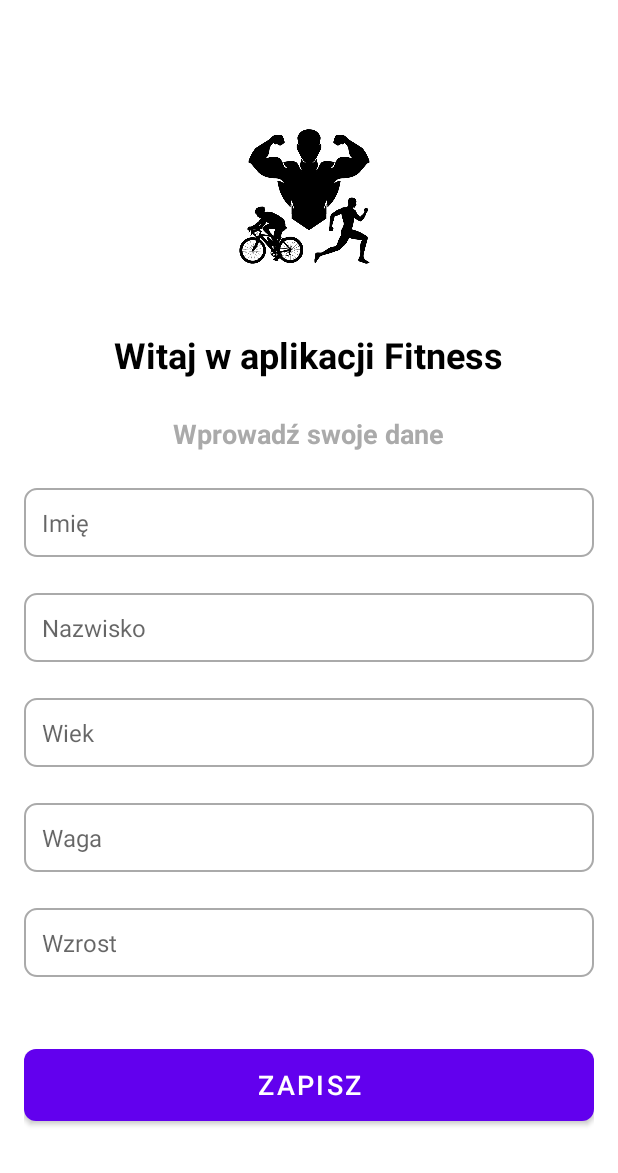
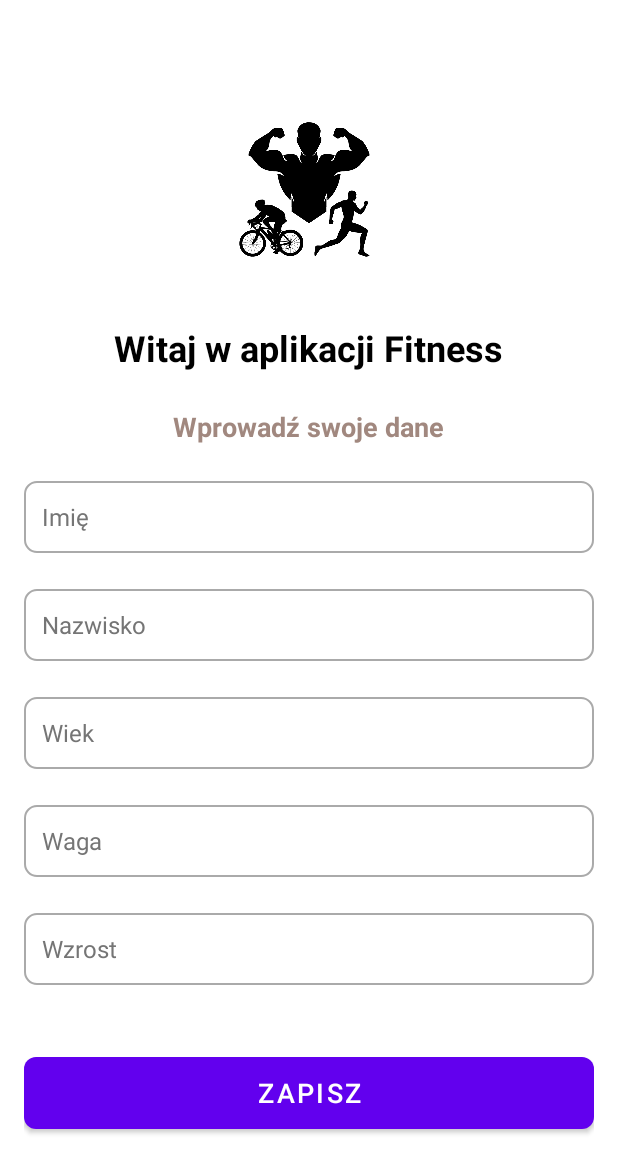
Before and after one commit to H-dymitr/fitness-tracker, an Android app: the layout activity_registration.xml on its own in the app's theme, with its tools: preview values and no code run, on a phone screen of 412 x 824 dp. Shown: the top 1173 px of the screen. Run offline under Robolectric (Android 15) with nearby library versions, the phone set to English and light mode, and no system bars.

Commit message:
Mateusz K
poprawa scroll view

```diff
--- a/app/src/main/java/com/example/fitness/RegistrationActivity.kt
+++ b/app/src/main/java/com/example/fitness/RegistrationActivity.kt
@@ -18,6 +18,7 @@ class RegistrationActivity : AppCompatActivity() {
     override fun onCreate(savedInstanceState: Bundle?) {
         super.onCreate(savedInstanceState)
         setContentView(R.layout.activity_registration)
+        supportActionBar?.hide()
 
         etName = findViewById(R.id.etName)
         etLastname = findViewById(R.id.etLastname)
--- a/app/src/main/res/layout/activity_registration.xml
+++ b/app/src/main/res/layout/activity_registration.xml
@@ -1,102 +1,116 @@
-<ScrollView
-    xmlns:android="http://schemas.android.com/apk/res/android"
-    xmlns:tools="http://schemas.android.com/tools"
+<ScrollView xmlns:android="http://schemas.android.com/apk/res/android"
     android:layout_width="match_parent"
     android:layout_height="match_parent"
     android:fillViewport="true">
+
     <LinearLayout
-    xmlns:android="http://schemas.android.com/apk/res/android"
-    xmlns:tools="http://schemas.android.com/tools"
         android:layout_width="match_parent"
         android:layout_height="match_parent"
+        android:background="@android:color/white"
+        android:gravity="center"
         android:orientation="vertical"
-    android:padding="16dp"
-    android:gravity="center"
-    android:background="@android:color/white">
+        android:padding="16dp">
+
         <ImageView
             android:layout_width="120dp"
             android:layout_height="120dp"
-        android:src="@drawable/intro"
+            android:layout_marginBottom="24dp"
+            android:contentDescription="@string/logo"
             android:scaleType="centerCrop"
-        android:layout_marginBottom="24dp"
-        android:contentDescription="@string/logo" />
+            android:src="@drawable/intro" />
+
         <TextView
             android:layout_width="wrap_content"
             android:layout_height="wrap_content"
+            android:layout_marginBottom="24dp"
             android:text="@string/registration_header"
             android:textColor="@android:color/black"
             android:textSize="24sp"
-        android:textStyle="bold"
-        android:layout_marginBottom="24dp"/>
+            android:textStyle="bold" />
+
         <TextView
             android:layout_width="wrap_content"
             android:layout_height="wrap_content"
+            android:layout_marginBottom="24dp"
             android:text="@string/registration_subheader"
-        android:textColor="@android:color/darker_gray"
+            android:textColor="#A1887F"
             android:textSize="18sp"
-        android:textStyle="bold"
-        android:layout_marginBottom="24dp"/>
+            android:textStyle="bold" />
 
         <EditText
             android:id="@+id/etName"
             android:layout_width="match_parent"
             android:layout_height="wrap_content"
+            android:layout_marginBottom="24dp"
+            android:background="@drawable/edit_text_background"
             android:hint="@string/registration_name"
+            android:minHeight="48dp"
+            android:padding="12dp"
             android:textColor="@android:color/black"
-        android:background="@drawable/edit_text_background"
-        android:padding="12dp"
-        android:textSize="16sp"
-        android:layout_marginBottom="24dp"/>
+            android:textColorHint="#757575"
+            android:textSize="16sp" />
+
         <EditText
             android:id="@+id/etLastname"
             android:layout_width="match_parent"
             android:layout_height="wrap_content"
+            android:layout_marginBottom="24dp"
+            android:background="@drawable/edit_text_background"
             android:hint="@string/registration_lastname"
+            android:minHeight="48dp"
+            android:padding="12dp"
             android:textColor="@android:color/black"
-        android:background="@drawable/edit_text_background"
-        android:padding="12dp"
-        android:textSize="16sp"
-        android:layout_marginBottom="24dp"/>
+            android:textColorHint="#757575"
+            android:textSize="16sp" />
+
         <EditText
             android:id="@+id/etAge"
             android:layout_width="match_parent"
             android:layout_height="wrap_content"
+            android:layout_marginBottom="24dp"
+            android:background="@drawable/edit_text_background"
             android:hint="@string/age"
+            android:minHeight="48dp"
+            android:padding="12dp"
             android:textColor="@android:color/black"
-        android:background="@drawable/edit_text_background"
-        android:padding="12dp"
-        android:textSize="16sp"
-        android:layout_marginBottom="24dp"/>
+            android:textColorHint="#757575"
+            android:textSize="16sp" />
+
         <EditText
             android:id="@+id/etWeight"
             android:layout_width="match_parent"
             android:layout_height="wrap_content"
+            android:layout_marginBottom="24dp"
+            android:background="@drawable/edit_text_background"
             android:hint="@string/weight"
+            android:minHeight="48dp"
+            android:padding="12dp"
             android:textColor="@android:color/black"
-        android:background="@drawable/edit_text_background"
-        android:padding="12dp"
-        android:textSize="16sp"
-        android:layout_marginBottom="24dp"/>
+            android:textColorHint="#757575"
+            android:textSize="16sp" />
+
         <EditText
             android:id="@+id/etHeight"
             android:layout_width="match_parent"
             android:layout_height="wrap_content"
+            android:layout_marginBottom="24dp"
+            android:background="@drawable/edit_text_background"
             android:hint="@string/height"
+            android:minHeight="48dp"
+            android:padding="12dp"
             android:textColor="@android:color/black"
-        android:background="@drawable/edit_text_background"
-        android:padding="12dp"
-        android:textSize="16sp"
-        android:layout_marginBottom="24dp"/>
+            android:textColorHint="#757575"
+            android:textSize="16sp" />
 
         <Button
             android:id="@+id/btnSave"
             android:layout_width="match_parent"
             android:layout_height="wrap_content"
             android:layout_marginTop="24dp"
+            android:background="@drawable/button_background"
             android:text="@string/save_btn_text"
             android:textColor="@android:color/white"
-        android:background="@drawable/button_background"
-        android:textSize="18sp"/>
+            android:textSize="18sp" />
 
     </LinearLayout>
 </ScrollView>
--- a/app/src/main/res/layout/fragment_history.xml
+++ b/app/src/main/res/layout/fragment_history.xml
@@ -51,11 +51,12 @@
         app:layout_constraintTop_toTopOf="parent" />
 
     <ScrollView
+        android:id="@+id/scrollView"
         android:layout_width="match_parent"
-        android:layout_height="wrap_content"
-        android:layout_marginTop="0dp"
+        android:layout_height="0dp"
         android:layout_marginBottom="@dimen/nav_bar_height"
         android:fillViewport="true"
+        app:layout_constraintBottom_toBottomOf="parent"
         app:layout_constraintEnd_toEndOf="parent"
         app:layout_constraintStart_toStartOf="parent"
         app:layout_constraintTop_toBottomOf="@+id/last_actv">
@@ -114,8 +115,8 @@
                 android:id="@+id/activity_time"
                 android:layout_width="wrap_content"
                 android:layout_height="wrap_content"
+                android:layout_marginStart="16dp"
                 android:layout_marginTop="30sp"
-                android:layout_marginStart="16dp"
                 android:alpha="0"
                 android:fontFamily="@font/poppins_medium"
                 android:text="@string/activity_time"
@@ -128,8 +129,8 @@
                 android:id="@+id/route_lenght1"
                 android:layout_width="wrap_content"
                 android:layout_height="wrap_content"
+                android:layout_marginStart="16dp"
                 android:layout_marginTop="5sp"
-                android:layout_marginStart="16dp"
                 android:alpha="0"
                 android:fontFamily="@font/poppins_medium"
                 android:text="@string/route_lenght"
@@ -185,8 +186,8 @@
                 android:id="@+id/activity_time2"
                 android:layout_width="wrap_content"
                 android:layout_height="wrap_content"
+                android:layout_marginStart="16dp"
                 android:layout_marginTop="30sp"
-                android:layout_marginStart="16dp"
                 android:alpha="0"
                 android:fontFamily="@font/poppins_medium"
                 android:text="@string/activity_time"
@@ -199,8 +200,8 @@
                 android:id="@+id/route_lenght2"
                 android:layout_width="wrap_content"
                 android:layout_height="wrap_content"
+                android:layout_marginStart="16dp"
                 android:layout_marginTop="5sp"
-                android:layout_marginStart="16dp"
                 android:alpha="0"
                 android:fontFamily="@font/poppins_medium"
                 android:text="@string/route_lenght"
@@ -256,8 +257,8 @@
                 android:id="@+id/activity_time3"
                 android:layout_width="wrap_content"
                 android:layout_height="wrap_content"
+                android:layout_marginStart="16dp"
                 android:layout_marginTop="30sp"
-                android:layout_marginStart="16dp"
                 android:alpha="0"
                 android:fontFamily="@font/poppins_medium"
                 android:text="@string/activity_time"
@@ -270,8 +271,8 @@
                 android:id="@+id/route_lenght3"
                 android:layout_width="wrap_content"
                 android:layout_height="wrap_content"
+                android:layout_marginStart="16dp"
                 android:layout_marginTop="5sp"
-                android:layout_marginStart="16dp"
                 android:alpha="0"
                 android:fontFamily="@font/poppins_medium"
                 android:text="@string/route_lenght"
--- a/gradle.properties
+++ b/gradle.properties
@@ -23,3 +23,4 @@ kotlin.code.style=official
 android.nonTransitiveRClass=true
 android.defaults.buildfeatures.buildconfig=true
 android.nonFinalResIds=false
+org.gradle.unsafe.configuration-cache=true
```
Lines whose indentation alone changed are shown as unchanged.
